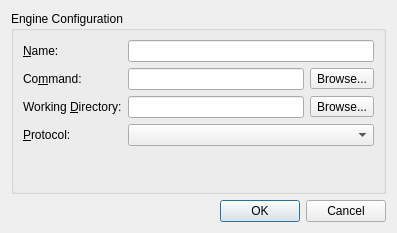
Before: the Qt Designer form projects/gui/ui/engineconfigdlg.ui in cutechess/cutechess, drawn with Qt 5.
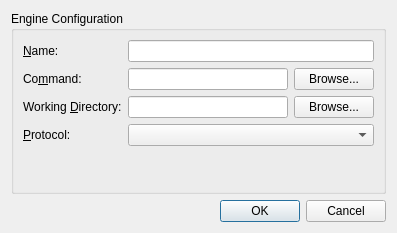
After: the same form once the commit is applied.

Commit message: Use push buttons instead of tool buttons.

Patch:
```diff
--- a/projects/gui/ui/engineconfigdlg.ui
+++ b/projects/gui/ui/engineconfigdlg.ui
@@ -65,7 +65,7 @@
              <widget class="QLineEdit" name="m_commandEdit" />
             </item>
             <item>
-             <widget class="QToolButton" name="m_browseCmdBtn" >
+             <widget class="QPushButton" name="m_browseCmdBtn" >
               <property name="text" >
                <string>Browse...</string>
               </property>
@@ -89,7 +89,7 @@
              <widget class="QLineEdit" name="m_workingDirEdit" />
             </item>
             <item>
-             <widget class="QToolButton" name="m_browseWorkingDirBtn" >
+             <widget class="QPushButton" name="m_browseWorkingDirBtn" >
               <property name="toolTip" >
                <string>Browse working directory.</string>
               </property>
```
